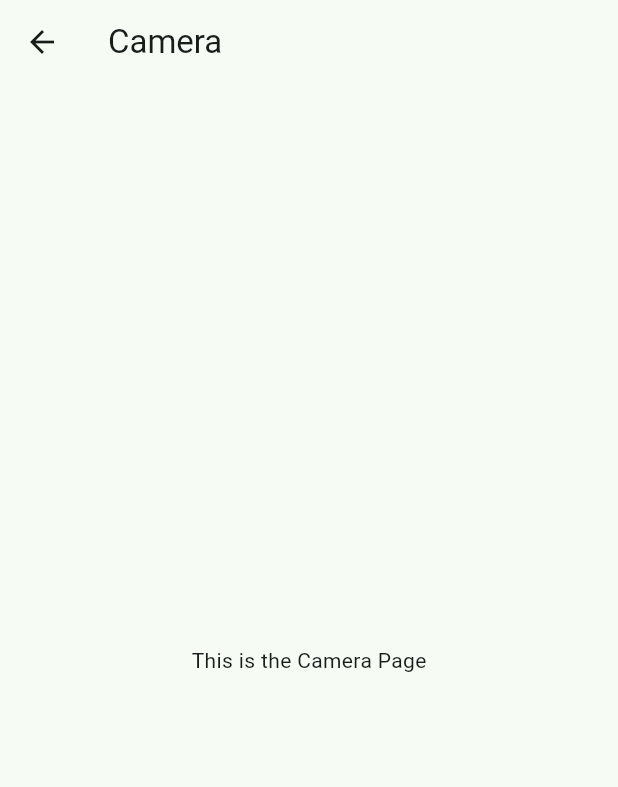
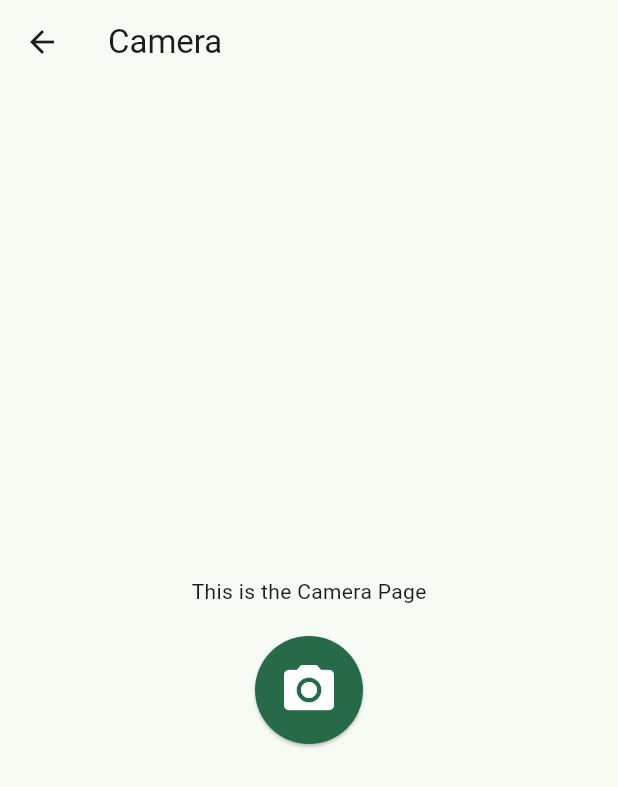
Before and after one commit to eshaank1/ecosort, a Flutter app: the CameraPage screen opened directly, on a phone screen of 412 x 824 dp. Shown: the top 787 px of the screen. Run offline on Flutter 3.47's test engine with Material 3 defaults, Android fonts, the phone set to English and light mode, and no system bars.

Commit message:
camera button

```diff
--- a/lib/main.dart
+++ b/lib/main.dart
@@ -79,14 +79,37 @@ class _MyHomePageState extends State<MyHomePage> {
 
 class CameraPage extends StatelessWidget {
   const CameraPage({super.key});
+
   @override
   Widget build(BuildContext context) {
     return Scaffold(
       appBar: AppBar(
         title: const Text('Camera'),
       ),
-      body: const Center(
-        child: Text('This is the Camera Page'),
+      body: Center(
+        child: Column(
+          mainAxisAlignment: MainAxisAlignment.center,
+          children: [
+            const Text('This is the Camera Page'),
+            const SizedBox(height: 20),
+            ElevatedButton(
+              onPressed: () {
+                // Handle the button click (e.g., open camera)
+                // Add camera functionality here
+              },
+              style: ElevatedButton.styleFrom(
+                shape: const CircleBorder(),
+                padding: const EdgeInsets.all(16),
+                backgroundColor: Theme.of(context).colorScheme.primary,
+              ),
+              child: const Icon(
+                Icons.camera_alt,
+                size: 40,
+                color: Colors.white,
+              ),
+            ),
+          ],
+        ),
       ),
     );
   }
```
